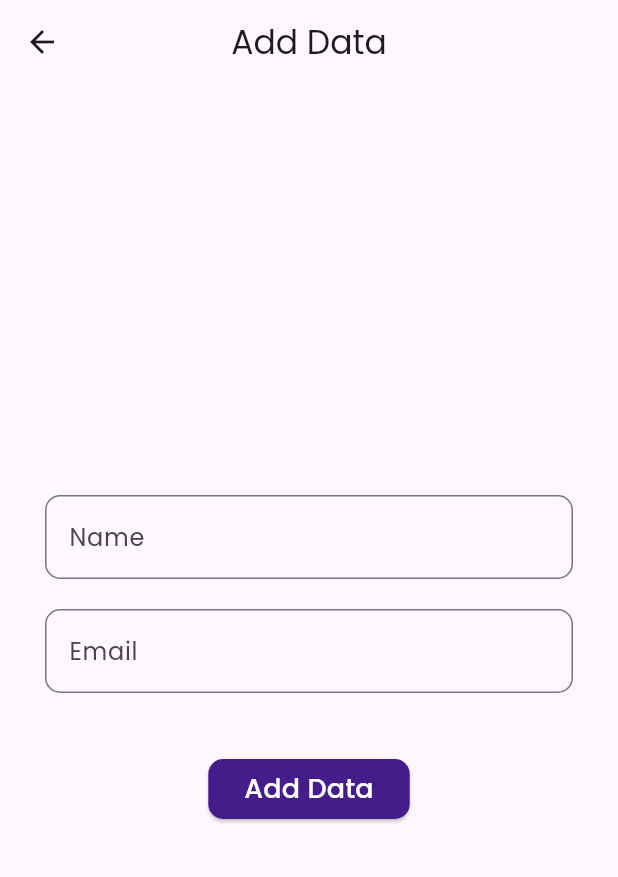
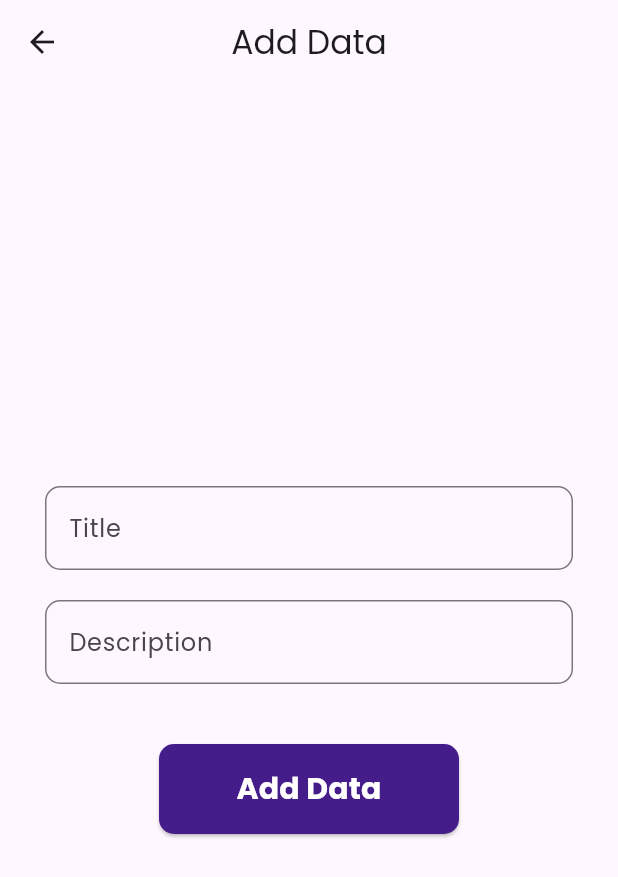
Before and after one commit to Poonamsh06/assignment1, a Flutter app: the AddData screen opened directly, after a tap on "Add Data", on a phone screen of 412 x 824 dp. Shown: the top 877 px of the screen. Run offline on Flutter 3.47's test engine with Material 3 defaults, Android fonts, the phone set to English and light mode, and no system bars; our stand-ins replace cloud_firestore, firebase_auth, firebase_core, firebase_messaging, firebase_storage, get and 2 more; accounts and stored records are empty.

```diff
--- a/lib/main.dart
+++ b/lib/main.dart
@@ -3,6 +3,7 @@ import 'package:firebase_tut/screens/add_data.dart';
 import 'package:firebase_tut/screens/check_user.dart';
 import 'package:firebase_tut/screens/cloud_firestore/sign_up2.dart';
 import 'package:firebase_tut/screens/login.dart';
+import 'package:firebase_tut/screens/notifications_services.dart';
 import 'package:firebase_tut/screens/show_data.dart';
 import 'package:flutter/material.dart';
 import 'package:google_fonts/google_fonts.dart';
@@ -11,7 +12,9 @@ import 'screens/phone_auth.dart';
 
 void main() async {
   WidgetsFlutterBinding.ensureInitialized();
+
   await Firebase.initializeApp();
+  await NotificationsService.initilize();
   runApp(const MyApp());
 }
 
--- a/lib/screens/add_data.dart
+++ b/lib/screens/add_data.dart
@@ -1,3 +1,7 @@
+import 'dart:developer';
+
+import 'package:cloud_firestore/cloud_firestore.dart';
+import 'package:firebase_tut/uiWidgets.dart';
 import 'package:flutter/material.dart';
 
 class AddData extends StatefulWidget {
@@ -8,6 +12,21 @@ class AddData extends StatefulWidget {
 }
 
 class _AddDataState extends State<AddData> {
+  TextEditingController titleController = TextEditingController();
+  TextEditingController desController = TextEditingController();
+  addData(String title, String description) async {
+    if (title == "" && description == "") {
+      return UiHelper.CustomizeAlertBox(context, "Enter required fields");
+    } else {
+      await FirebaseFirestore.instance
+          .collection("user_data")
+          .doc(title)
+          .set({"title": title, "description": description}).then((onValue) {
+        log("User Data Inserted.");
+      });
+    }
+  }
+
   @override
   Widget build(BuildContext context) {
     return Scaffold(
@@ -22,9 +41,10 @@ class _AddDataState extends State<AddData> {
           mainAxisAlignment: MainAxisAlignment.center,
           children: [
             TextFormField(
+              controller: titleController,
               decoration: InputDecoration(
-                  hintText: "Enter your name",
-                  labelText: "Name",
+                  hintText: "Enter your Title",
+                  labelText: "Title",
                   border: OutlineInputBorder(
                       borderRadius: BorderRadius.circular(10))),
             ),
@@ -32,30 +52,21 @@ class _AddDataState extends State<AddData> {
               height: 20,
             ),
             TextFormField(
+              controller: desController,
               decoration: InputDecoration(
-                  hintText: "Enter your email",
-                  labelText: "Email",
+                  hintMaxLines: 5,
+                  hintText: "Enter Description",
+                  labelText: "Description",
                   border: OutlineInputBorder(
                       borderRadius: BorderRadius.circular(10))),
             ),
             SizedBox(
               height: 40,
             ),
-            ElevatedButton(
-                style: ElevatedButton.styleFrom(
-                    backgroundColor: const Color.fromARGB(
-                      255,
-                      69,
-                      29,
-                      138,
-                    ),
-                    shape: RoundedRectangleBorder(
-                        borderRadius: BorderRadius.circular(10))),
-                onPressed: () {},
-                child: Text(
-                  "Add Data",
-                  style: TextStyle(fontSize: 18, color: Colors.white),
-                ))
+            UiHelper.CustomizedButton(
+                () => addData(titleController.text.toString(),
+                    desController.text.toString()),
+                "Add Data")
           ],
         ),
       ),
--- a/lib/uiWidgets.dart
+++ b/lib/uiWidgets.dart
@@ -42,9 +42,7 @@ class UiHelper {
   }
 
   static CustomizeAlertBox(BuildContext context, String text) {
-    return SizedBox(
-      height: MediaQuery.of(context).size.height * 0.2,
-      child: AlertDialog(
+    return AlertDialog(
       title: Text(text),
       actions: [
         TextButton(
@@ -53,7 +51,6 @@ class UiHelper {
             },
             child: Text("Ok"))
       ],
-      ),
     );
   }
 }
--- a/pubspec.yaml
+++ b/pubspec.yaml
@@ -44,6 +44,7 @@ dependencies:
 
   firebase_storage: ^11.7.5
   image_picker: ^1.1.1
+  firebase_messaging: ^14.9.3
 
 dev_dependencies:
   flutter_test:
```
Also changed, not shown: lib/screens/cloud_firestore/sign_up2.dart (+13 -2 lines), lib/screens/notifications_services.dart (added, +22 -0 lines), pubspec.lock, 1 other file. Lines whose indentation alone changed are shown as unchanged.
